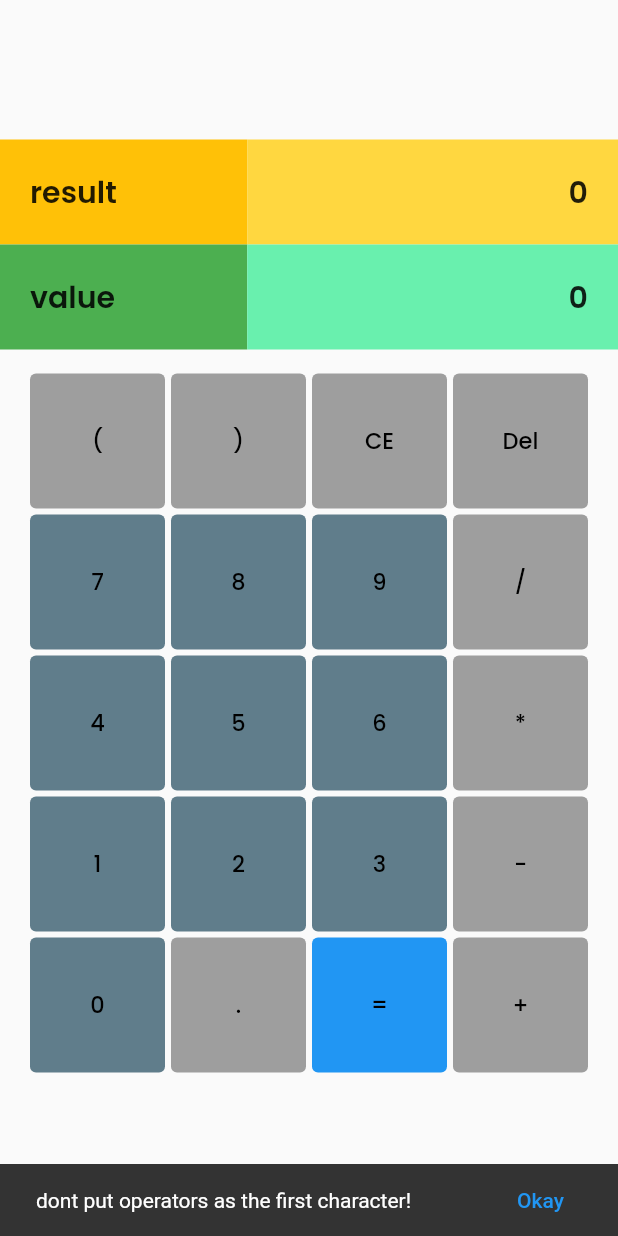
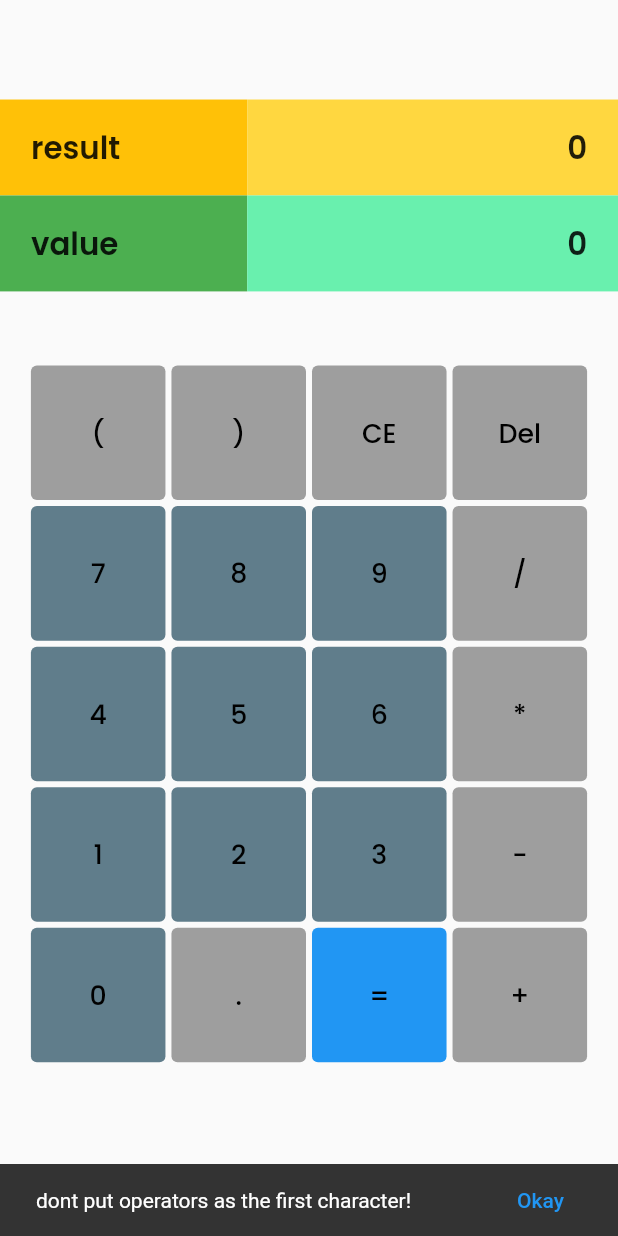
Before and after one commit to galih9/kalkulator-flutter_galih, a Flutter app: the screen it shows after launch, after a tap on an icon or button, on a phone screen of 412 x 824 dp. Run offline on Flutter 3.47's test engine with Material 2 defaults, Android fonts, the light colour scheme and no system bars; our stand-ins replace bloc, equatable, flutter_bloc, google_fonts, logger, sizer; missing offline and left inert: function_tree.

Commit message:
add support for landscape view

```diff
--- a/lib/main.dart
+++ b/lib/main.dart
@@ -1,6 +1,7 @@
 import 'package:flutter/material.dart';
 import 'package:flutter_bloc/flutter_bloc.dart';
 import 'package:kalkulator/blocs/bloc/home_bloc.dart';
+import 'package:sizer/sizer.dart';
 
 import 'screens/home/home.dart';
 
@@ -17,6 +18,9 @@ class MyApp extends StatelessWidget {
   const MyApp({Key? key}) : super(key: key);
   @override
   Widget build(BuildContext context) {
+    return Sizer(
+      builder: (BuildContext context, Orientation orientation,
+          DeviceType deviceType) {
         return MaterialApp(
           title: 'Flutter Demo',
           theme: ThemeData(
@@ -24,5 +28,7 @@ class MyApp extends StatelessWidget {
           ),
           home: const MyHomePage(),
         );
+      },
+    );
   }
 }
--- a/lib/screens/home/home.dart
+++ b/lib/screens/home/home.dart
@@ -1,7 +1,12 @@
 import 'package:flutter/material.dart';
+import 'package:flutter/services.dart';
 import 'package:function_tree/function_tree.dart';
 import 'package:kalkulator/screens/widgets/home_widgets.dart';
 import 'package:kalkulator/utils/logger.dart';
+import 'package:flutter/foundation.dart' show kIsWeb;
+import 'package:sizer/sizer.dart';
+
+part './mobile/mobile_view.dart';
 
 class MyHomePage extends StatefulWidget {
   const MyHomePage({Key? key}) : super(key: key);
@@ -11,9 +16,10 @@ class MyHomePage extends StatefulWidget {
 }
 
 class _MyHomePageState extends State<MyHomePage> {
-  String dataToCount = "0";
-  String result = "0";
+  String _dataToCount = "0";
+  String _result = "0";
   final List<String> _list = CalcUtils.getButtonLabels();
+  final List<String> _listLandscape = CalcUtils.getButtonLandscapeLabels();
 
   @override
   void initState() {
@@ -21,39 +27,116 @@ class _MyHomePageState extends State<MyHomePage> {
   }
 
   @override
+  void dispose() {
+    super.dispose();
+  }
+
+  @override
   Widget build(BuildContext context) {
+    if (kIsWeb) {
       return Scaffold(
-      // appBar: AppBar(
-      //   title: const Text('Flutter Demo Home Page'),
-      // ),
-      body: Column(
-        mainAxisAlignment: MainAxisAlignment.center,
-        crossAxisAlignment: CrossAxisAlignment.center,
-        children: [
-          HeaderDisplayer(
-            value: result,
-            color: Colors.amberAccent,
-            colorLabel: Colors.amber,
-            label: "result",
+        body: Container(
+          child: Container(
+            padding: EdgeInsets.symmetric(horizontal: 5.w, vertical: 5.h),
+            color: Colors.yellowAccent,
+            child: Text("Web not supported"),
           ),
-          HeaderDisplayer(
-            value: dataToCount,
-            color: Colors.greenAccent,
-            colorLabel: Colors.green,
-            label: "value",
         ),
-          Container(
-            padding: const EdgeInsets.symmetric(horizontal: 20, vertical: 16),
-            child: Center(
-              child: GridView(
+      );
+    } else {
+      return OrientationBuilder(
+        builder: (context, orientation) {
+          if (orientation == Orientation.portrait) {
+            SystemChrome.setEnabledSystemUIMode(
+              SystemUiMode.manual,
+              overlays: SystemUiOverlay.values,
+            ); // to re-show bars
+          } else {
+            SystemChrome.setEnabledSystemUIMode(
+              SystemUiMode.manual,
+              overlays: [
+                SystemUiOverlay.top,
+                SystemUiOverlay.bottom,
+              ],
+            );
+          }
+          return MobileViewCalc(
+            orientation: orientation,
+            result: _result,
+            dataCount: _dataToCount,
+            buttons: GridView(
               physics: const NeverScrollableScrollPhysics(),
               shrinkWrap: true,
-                gridDelegate: const SliverGridDelegateWithFixedCrossAxisCount(
-                  crossAxisCount: 4,
+              gridDelegate: SliverGridDelegateWithFixedCrossAxisCount(
+                crossAxisCount: (orientation == Orientation.portrait) ? 4 : 5,
                 mainAxisSpacing: 4,
                 crossAxisSpacing: 4,
               ),
               children: [
+                if (orientation == Orientation.landscape)
+                  for (var i in _listLandscape)
+                    CalculatorButtons(
+                      btnStyle: ButtonStyle(
+                        backgroundColor: MaterialStateProperty.all(
+                          ((CalcUtils.isNumericUsingRegularExpression(i))
+                              ? Colors.blueGrey
+                              : (i == "=")
+                                  ? Colors.blue
+                                  : Colors.grey),
+                        ),
+                      ),
+                      label: i,
+                      onPressed: () {
+                        CustomLogger.verboose(i);
+                        setState(
+                          () {
+                            if (_dataToCount == "0") {
+                              if (CalcUtils.isNumericUsingRegularExpression(
+                                  i)) {
+                                _dataToCount = i;
+                              } else {
+                                CustomLogger.warning(
+                                  "angka di harus awal, gak boleh operator",
+                                );
+                                CalcUtils.showSnackbar(
+                                  context,
+                                  "dont put operators as the first character!",
+                                );
+                              }
+                            } else if (i == "Del") {
+                              _dataToCount =
+                                  CalcUtils.removeLastCharacter(_dataToCount);
+                            } else if (i == "CE") {
+                              _dataToCount = "0";
+                              _result = "0";
+                            } else if (i == "=") {
+                              if (CalcUtils.checkIfLastCharacterIsOperator(
+                                  _dataToCount)) {
+                                CustomLogger.warning(
+                                  "operator di akhir itu invalid",
+                                );
+                                CalcUtils.showSnackbar(
+                                  context,
+                                  "dont put operators as the last character!",
+                                );
+                              } else {
+                                String temp =
+                                    _dataToCount.interpret().toStringAsFixed(2);
+                                _result =
+                                    (CalcUtils.checkIfLastCharacterIsRoundable(
+                                            temp))
+                                        ? temp.substring(0, temp.length - 3)
+                                        : temp;
+                                CustomLogger.info("get result $_result");
+                              }
+                            } else {
+                              _dataToCount += i;
+                            }
+                          },
+                        );
+                      },
+                    )
+                else
                   for (var i in _list)
                     CalculatorButtons(
                       btnStyle: ButtonStyle(
@@ -70,10 +153,10 @@ class _MyHomePageState extends State<MyHomePage> {
                         CustomLogger.verboose(i);
                         setState(
                           () {
-                            if (dataToCount == "0") {
+                            if (_dataToCount == "0") {
                               if (CalcUtils.isNumericUsingRegularExpression(
                                   i)) {
-                                dataToCount = i;
+                                _dataToCount = i;
                               } else {
                                 CustomLogger.warning(
                                   "angka di harus awal, gak boleh operator",
@@ -84,13 +167,14 @@ class _MyHomePageState extends State<MyHomePage> {
                                 );
                               }
                             } else if (i == "Del") {
-                              dataToCount =
-                                  CalcUtils.removeLastCharacter(dataToCount);
+                              _dataToCount =
+                                  CalcUtils.removeLastCharacter(_dataToCount);
                             } else if (i == "CE") {
-                              dataToCount = "0";
+                              _dataToCount = "0";
+                              _result = "0";
                             } else if (i == "=") {
                               if (CalcUtils.checkIfLastCharacterIsOperator(
-                                  dataToCount)) {
+                                  _dataToCount)) {
                                 CustomLogger.warning(
                                   "operator di akhir itu invalid",
                                 );
@@ -100,16 +184,16 @@ class _MyHomePageState extends State<MyHomePage> {
                                 );
                               } else {
                                 String temp =
-                                    dataToCount.interpret().toStringAsFixed(2);
-                                result =
+                                    _dataToCount.interpret().toStringAsFixed(2);
+                                _result =
                                     (CalcUtils.checkIfLastCharacterIsRoundable(
                                             temp))
                                         ? temp.substring(0, temp.length - 3)
                                         : temp;
-                                CustomLogger.info("get result $result");
+                                CustomLogger.info("get result $_result");
                               }
                             } else {
-                              dataToCount += i;
+                              _dataToCount += i;
                             }
                           },
                         );
@@ -117,10 +201,9 @@ class _MyHomePageState extends State<MyHomePage> {
                     ),
               ],
             ),
-            ),
-          ),
-        ],
-      ),
+          );
+        },
       );
     }
   }
+}
--- /dev/null
+++ b/lib/screens/home/mobile/mobile_view.dart
@@ -0,0 +1,90 @@
+part of '../home.dart';
+
+class MobileViewCalc extends StatelessWidget {
+  final String result;
+  final String dataCount;
+  final GridView buttons;
+  final Orientation orientation;
+
+  const MobileViewCalc({
+    Key? key,
+    required this.result,
+    required this.dataCount,
+    required this.buttons,
+    required this.orientation,
+  }) : super(key: key);
+
+  @override
+  Widget build(BuildContext context) {
+    return Scaffold(
+      body: (orientation == Orientation.portrait)
+          ? Column(
+              mainAxisAlignment: MainAxisAlignment.center,
+              crossAxisAlignment: CrossAxisAlignment.center,
+              children: [
+                HeaderDisplayer(
+                  orientation: orientation,
+                  value: result,
+                  color: Colors.amberAccent,
+                  colorLabel: Colors.amber,
+                  label: "result",
+                ),
+                HeaderDisplayer(
+                  orientation: orientation,
+                  value: dataCount,
+                  color: Colors.greenAccent,
+                  colorLabel: Colors.green,
+                  label: "value",
+                ),
+                Container(
+                  padding: EdgeInsets.symmetric(horizontal: 5.w, vertical: 6.h),
+                  child: Center(
+                    child: buttons,
+                  ),
+                ),
+              ],
+            )
+          : Container(
+              padding: EdgeInsets.symmetric(horizontal: 5.w, vertical: 2.h),
+              child: Row(
+                crossAxisAlignment: CrossAxisAlignment.center,
+                children: [
+                  Expanded(
+                    flex: 6,
+                    child: Container(
+                      margin: EdgeInsets.only(right: 2.w),
+                      height: 100.h,
+                      child: buttons,
+                    ),
+                  ),
+                  Expanded(
+                    flex: 4,
+                    child: Container(
+                      margin: EdgeInsets.only(right: 2.w),
+                      child: Column(
+                        mainAxisAlignment: MainAxisAlignment.center,
+                        children: [
+                          HeaderDisplayer(
+                            orientation: orientation,
+                            value: result,
+                            color: Colors.amberAccent,
+                            colorLabel: Colors.amber,
+                            label: "result",
+                          ),
+                          HeaderDisplayer(
+                            orientation: orientation,
+                            value: dataCount,
+                            color: Colors.greenAccent,
+                            colorLabel: Colors.green,
+                            label: "value",
+                          ),
+                        ],
+                      ),
+                    ),
+                  )
+                ],
+              ),
+            ),
+    );
+  }
+}
--- a/lib/screens/widgets/home_widgets.dart
+++ b/lib/screens/widgets/home_widgets.dart
@@ -1,17 +1,20 @@
 import 'package:flutter/material.dart';
 import 'package:google_fonts/google_fonts.dart';
+import 'package:sizer/sizer.dart';
 
 class HeaderDisplayer extends StatelessWidget {
   final String value;
   final Color color;
   final Color colorLabel;
   final String label;
+  final Orientation orientation;
   const HeaderDisplayer({
     Key? key,
     required this.value,
     required this.color,
     required this.colorLabel,
     required this.label,
+    required this.orientation,
   }) : super(key: key);
 
   @override
@@ -19,27 +22,27 @@ class HeaderDisplayer extends StatelessWidget {
     return Row(
       children: [
         Container(
-          padding: const EdgeInsets.symmetric(vertical: 20, horizontal: 20),
-          width: MediaQuery.of(context).size.width * 0.4,
+          padding: EdgeInsets.symmetric(vertical: 2.h, horizontal: 5.w),
+          width: (orientation == Orientation.portrait) ? 40.w : 30.w,
           color: colorLabel,
           child: Text(
             label,
             style: GoogleFonts.poppins(
-              fontSize: 20,
+              fontSize: 15.sp,
               fontWeight: FontWeight.w600,
             ),
           ),
         ),
         Container(
           color: color,
-          padding: const EdgeInsets.symmetric(vertical: 20, horizontal: 20),
-          width: MediaQuery.of(context).size.width * 0.6,
+          padding: EdgeInsets.symmetric(vertical: 2.h, horizontal: 5.w),
+          width: (orientation == Orientation.landscape) ? 41.w : 60.w,
           child: Text(
             value,
             textAlign: TextAlign.end,
             overflow: TextOverflow.ellipsis,
             style: GoogleFonts.poppins(
-              fontSize: 20,
+              fontSize: 15.sp,
               fontWeight: FontWeight.w600,
             ),
           ),
@@ -68,7 +71,7 @@ class CalculatorButtons extends StatelessWidget {
       child: Text(
         label,
         style: GoogleFonts.poppins(
-          fontSize: 15,
+          fontSize: 13.sp,
           color: Colors.black,
         ),
       ),
--- a/lib/utils/logger.dart
+++ b/lib/utils/logger.dart
@@ -52,6 +52,31 @@ class CalcUtils {
       ".",
       "=",
       "+",
+    ];
+  }
+
+  static List<String> getButtonLandscapeLabels() {
+    return [
+      "(",
+      ")",
+      ".",
+      "CE",
+      "Del",
+      "1",
+      "2",
+      "3",
+      "*",
+      "+",
+      "4",
+      "5",
+      "6",
+      "/",
+      "-",
+      "7",
+      "8",
+      "9",
+      "0",
+      "=",
     ];
   }
 
--- a/pubspec.yaml
+++ b/pubspec.yaml
@@ -19,6 +19,7 @@ dependencies:
   json_annotation: ^4.5.0
   json_serializable: ^6.2.0
   logger: ^1.1.0
+  sizer: ^2.0.15
 
 dev_dependencies:
   flutter_lints: ^1.0.0
```
Also changed, not shown: lib/screens/home/web/web_view.dart (added, +80 -0 lines), pubspec.lock. Lines whose indentation alone changed are shown as unchanged.
